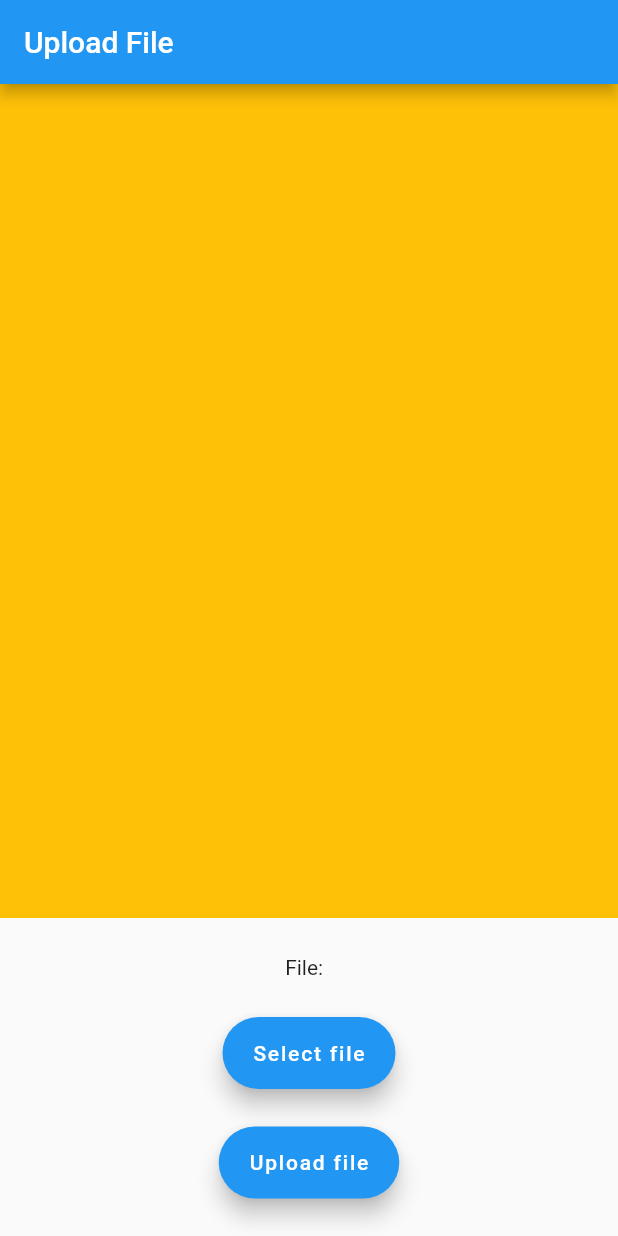
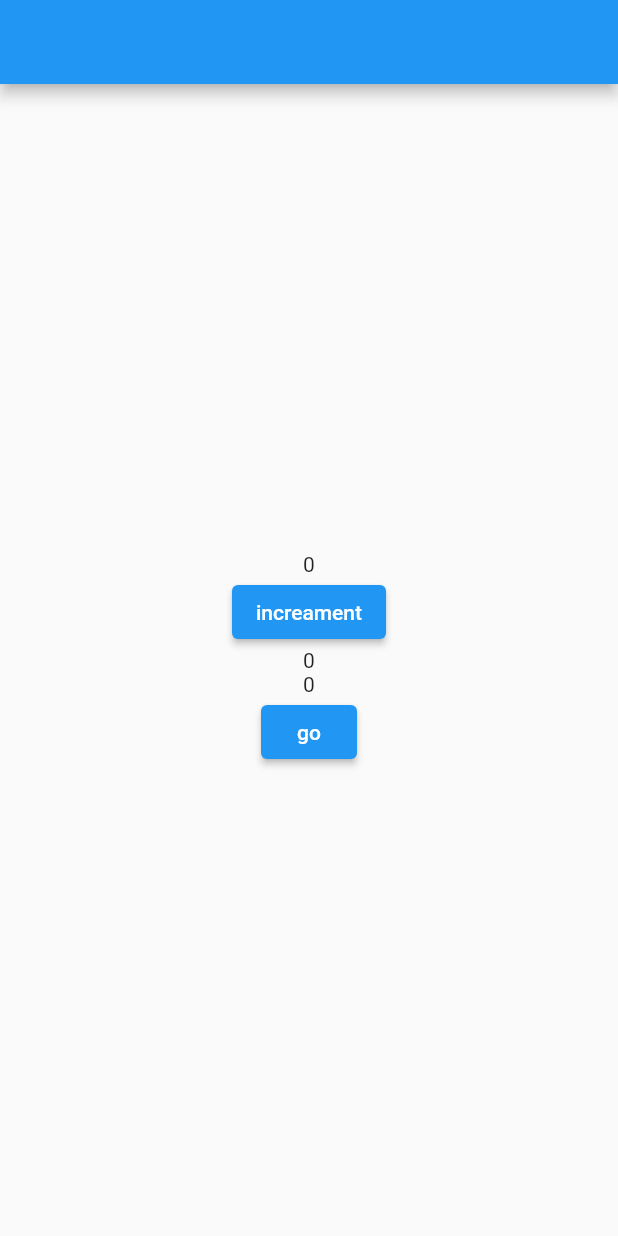
Before and after one commit to Safin9/get-using, a Flutter app: the screen it shows after launch, on a phone screen of 412 x 824 dp. Run offline on Flutter 3.47's test engine with Material 2 defaults, Android fonts, the phone set to English and light mode, and no system bars; our stand-ins replace cloud_firestore, file_picker, firebase_core, firebase_storage, font_awesome_flutter, get and 2 more; accounts and stored records are empty.

Commit message:
get controller

```diff
--- a/lib/controller/binding.dart
+++ b/lib/controller/binding.dart
@@ -1,5 +1,6 @@
 import 'package:get/get.dart';
 import 'package:in_class_asssignment/controller/mythemese.dart';
+import 'package:in_class_asssignment/controller/test_controller.dart';
 import 'package:in_class_asssignment/controller/theme_controller.dart';
 
 class Binds extends Bindings {
@@ -7,5 +8,6 @@ class Binds extends Bindings {
   void dependencies() {
     Get.put(MyThemes());
     Get.put(ThemeController());
+    Get.put(NumberTest());
   }
 }
--- a/lib/controller/mythemese.dart
+++ b/lib/controller/mythemese.dart
@@ -3,7 +3,7 @@ import 'package:get/get.dart';
 
 class MyThemes extends GetxController {
   static final darkTheme = ThemeData(
-    scaffoldBackgroundColor: Colors.red[900],
+    scaffoldBackgroundColor: const Color.fromRGBO(41, 45, 62, 255),
   );
   static final lightTheme = ThemeData(
     scaffoldBackgroundColor: const Color.fromARGB(255, 227, 159, 159),
--- /dev/null
+++ b/lib/controller/test_controller.dart
@@ -0,0 +1,9 @@
+import 'package:get/get.dart';
+
+class NumberTest extends GetxController {
+  RxInt number = 0.obs;
+  void increament() {
+    number++;
+    update();
+  }
+}
--- a/lib/screens/root.dart
+++ b/lib/screens/root.dart
@@ -1,4 +1,7 @@
 import 'package:flutter/material.dart';
+import 'package:get/get_navigation/get_navigation.dart';
+import 'package:in_class_asssignment/controller/binding.dart';
+import 'package:in_class_asssignment/screens/showing_num_test.dart';
 import 'package:in_class_asssignment/screens/upload_file.dart';
 
 class Root extends StatefulWidget {
@@ -11,6 +14,6 @@ class Root extends StatefulWidget {
 class _RootState extends State<Root> {
   @override
   Widget build(BuildContext context) {
-    return const MaterialApp(home: UploadFile());
+    return GetMaterialApp(initialBinding: Binds(), home: const NumTest());
   }
 }
--- /dev/null
+++ b/lib/screens/showing_num_test.dart
@@ -0,0 +1,43 @@
+import 'package:flutter/material.dart';
+import 'package:get/get.dart';
+import 'package:in_class_asssignment/screens/list_of_users.dart';
+
+import '../controller/test_controller.dart';
+
+class NumTest extends StatelessWidget {
+  const NumTest({Key? key}) : super(key: key);
+
+  @override
+  Widget build(BuildContext context) {
+    final numcontroller = Get.put(NumberTest());
+    return Scaffold(
+      appBar: AppBar(),
+      body: SizedBox(
+        height: double.infinity,
+        width: double.infinity,
+        child: Column(
+          crossAxisAlignment: CrossAxisAlignment.center,
+          mainAxisAlignment: MainAxisAlignment.center,
+          children: [
+            Text(numcontroller.number.string.obs.toString()),
+            ElevatedButton(
+                onPressed: () {
+                  numcontroller.increament();
+                  print(numcontroller.number);
+                },
+                child: const Text('increament')),
+            Text(numcontroller.number.toString()),
+            Obx((() {
+              return Text(numcontroller.number.toString());
+            })),
+            ElevatedButton(
+                onPressed: () {
+                  Get.to(() => ListOfUser());
+                },
+                child: const Text('go')),
+          ],
+        ),
+      ),
+    );
+  }
+}
```
Also changed, not shown: lib/screens/list_of_users.dart (+8 -1 lines), lib/screens/upload_file.dart (+26 -40 lines), lib/services/file_services.dart (added, +50 -0 lines).
